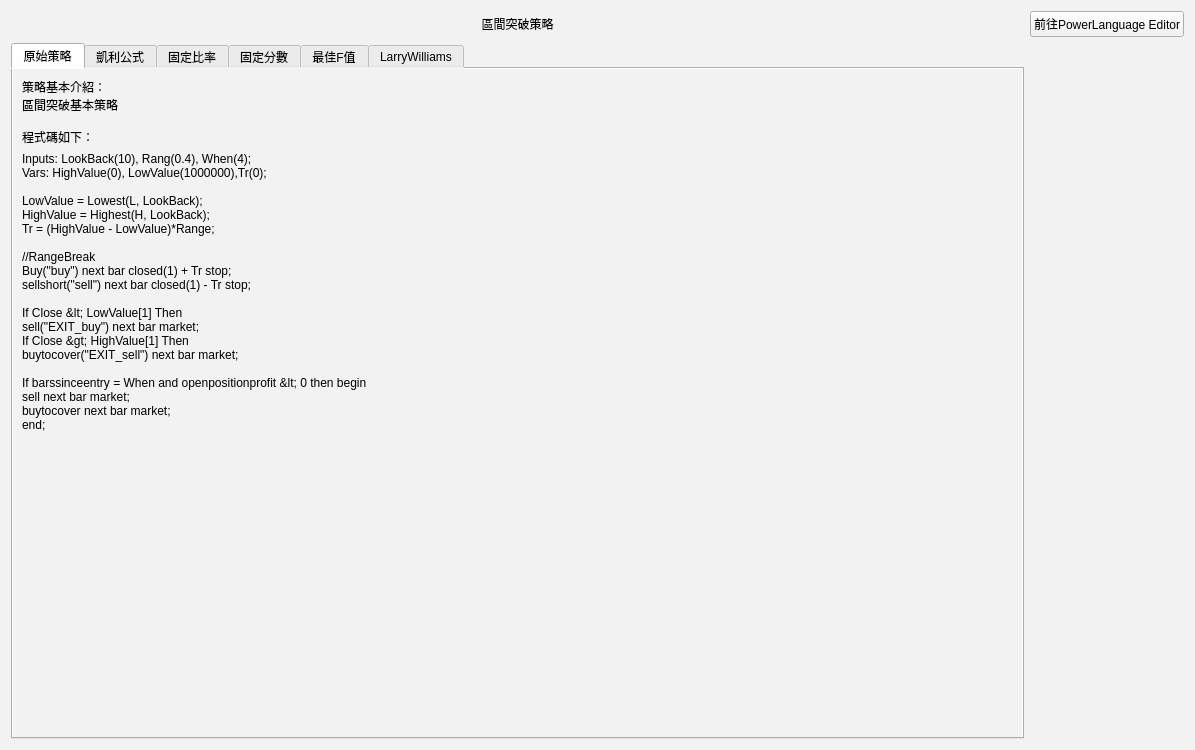
Above: RangeBreak_Strategies_UI.ui from allen93075/Winner before the change. Below: the same form after it.
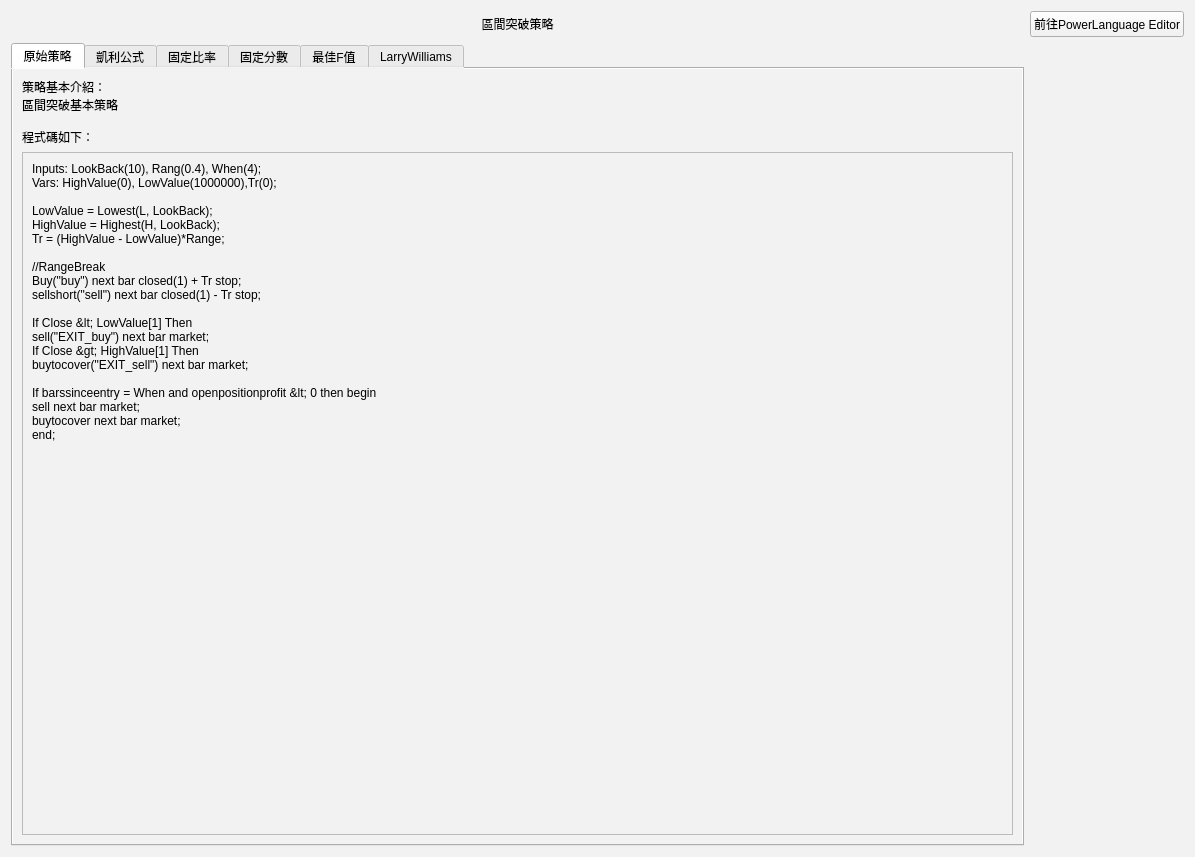
That is the form after the change. The open tabs and pages were chosen to show the change.

Patch:
```diff
--- a/RangeBreak_Strategies_UI.ui
+++ b/RangeBreak_Strategies_UI.ui
@@ -7,7 +7,7 @@
     <x>0</x>
     <y>0</y>
     <width>1195</width>
-    <height>536</height>
+    <height>857</height>
    </rect>
   </property>
   <property name="windowTitle">
@@ -50,7 +50,35 @@
        <string>原始策略</string>
       </attribute>
       <layout class="QGridLayout" name="gridLayout_2">
-       <item row="1" column="0">
+       <item row="0" column="0">
+        <widget class="QLabel" name="label">
+         <property name="text">
+          <string>策略基本介紹：
+區間突破基本策略
+
+程式碼如下：</string>
+         </property>
+         <property name="alignment">
+          <set>Qt::AlignLeading|Qt::AlignLeft|Qt::AlignTop</set>
+         </property>
+        </widget>
+       </item>
+       <item row="2" column="0">
+        <widget class="QScrollArea" name="scrollArea">
+         <property name="widgetResizable">
+          <bool>true</bool>
+         </property>
+         <widget class="QWidget" name="scrollAreaWidgetContents">
+          <property name="geometry">
+           <rect>
+            <x>0</x>
+            <y>0</y>
+            <width>948</width>
+            <height>664</height>
+           </rect>
+          </property>
+          <layout class="QGridLayout" name="gridLayout_7">
+           <item row="0" column="0">
         <widget class="QLabel" name="label_9">
          <property name="text">
           <string>Inputs: LookBack(10), Rang(0.4), When(4);
@@ -84,31 +112,9 @@
          </property>
         </widget>
        </item>
-       <item row="0" column="0">
-        <widget class="QLabel" name="label">
-         <property name="text">
-          <string>策略基本介紹：
-區間突破基本策略
-
-程式碼如下：</string>
-         </property>
-         <property name="alignment">
-          <set>Qt::AlignLeading|Qt::AlignLeft|Qt::AlignTop</set>
-         </property>
-        </widget>
-       </item>
-       <item row="2" column="0">
-        <spacer name="verticalSpacer">
-         <property name="orientation">
-          <enum>Qt::Vertical</enum>
-         </property>
-         <property name="sizeHint" stdset="0">
-          <size>
-           <width>20</width>
-           <height>40</height>
-          </size>
-         </property>
-        </spacer>
+          </layout>
+         </widget>
+        </widget>
        </item>
       </layout>
      </widget>
```
Left out of the diff: 216 changed lines with no effect on the pictures. Lines whose indentation alone changed are shown as unchanged.
